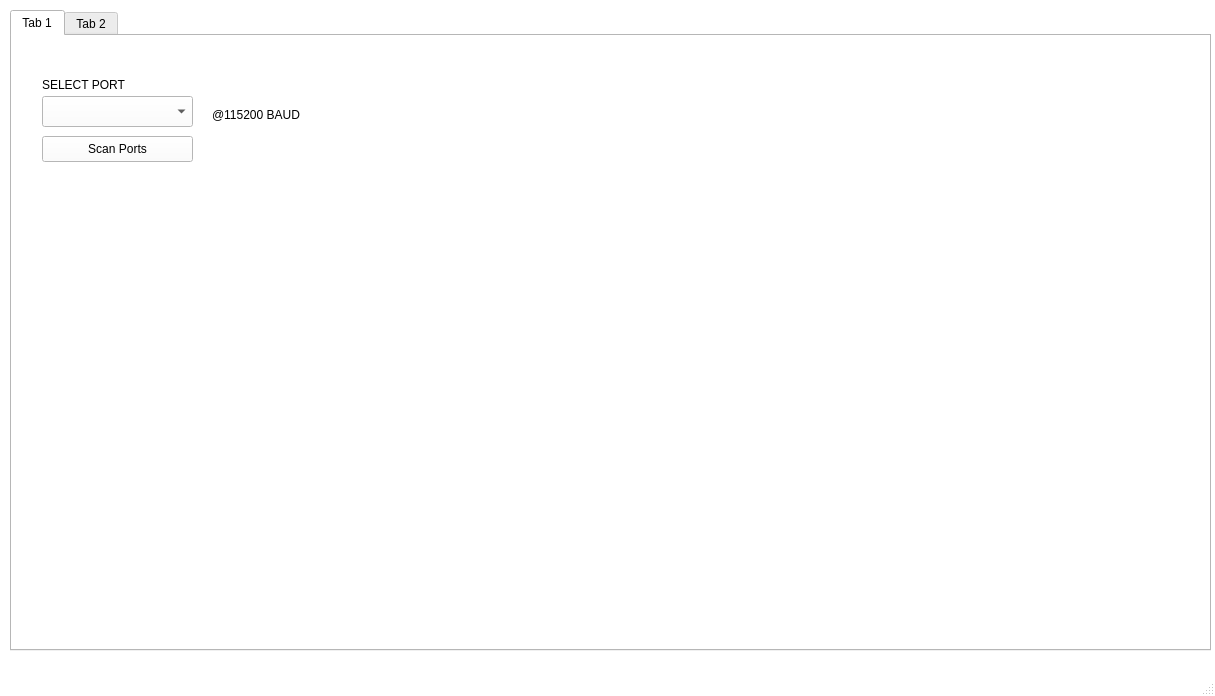
The window that mainwindow.ui (EEE318-project-grp12-2026/Grid-Simulator-Control-Interface) describes before a commit, drawn with Qt 5.
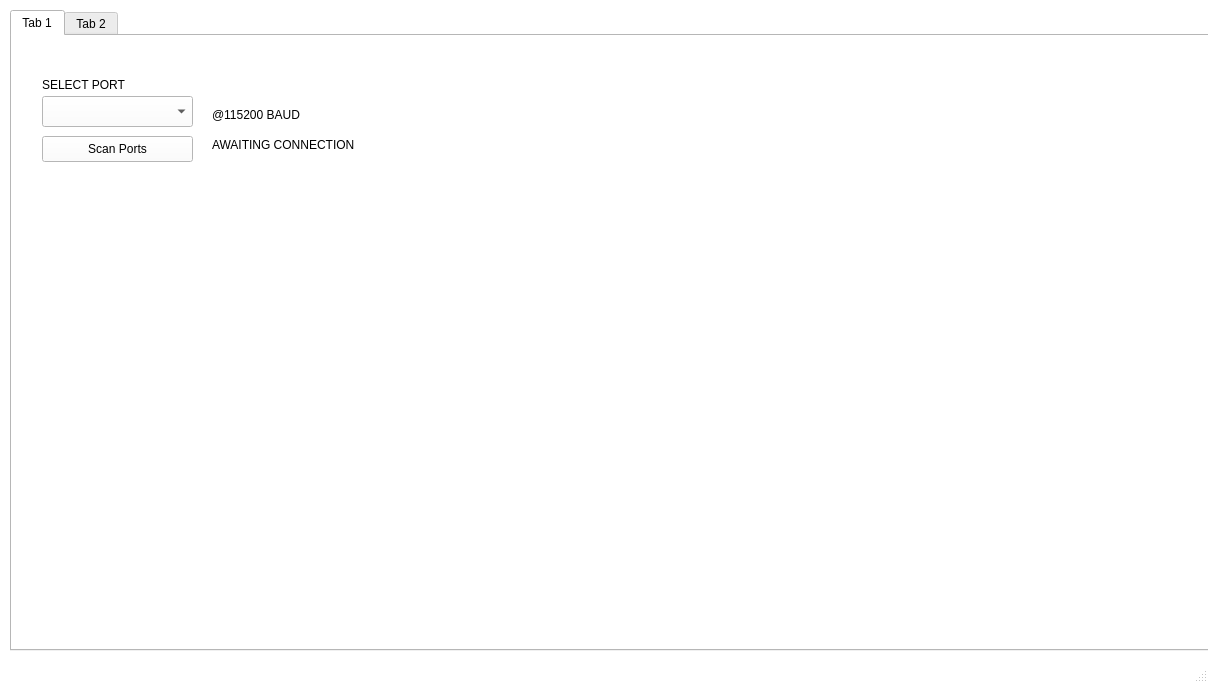
The same window after the commit. The open tabs and pages were chosen to show the change.

The edit to the form file:
```diff
--- a/mainwindow.ui
+++ b/mainwindow.ui
@@ -6,8 +6,8 @@
    <rect>
     <x>0</x>
     <y>0</y>
-    <width>1215</width>
-    <height>696</height>
+    <width>1208</width>
+    <height>683</height>
    </rect>
   </property>
   <property name="palette">
@@ -548,6 +548,19 @@
        <string>Scan Ports</string>
       </property>
      </widget>
+     <widget class="QLabel" name="lbl_connStat">
+      <property name="geometry">
+       <rect>
+        <x>200</x>
+        <y>100</y>
+        <width>221</width>
+        <height>18</height>
+       </rect>
+      </property>
+      <property name="text">
+       <string>AWAITING CONNECTION</string>
+      </property>
+     </widget>
     </widget>
     <widget class="QWidget" name="tab_2">
      <attribute name="title">
```
Left out of the diff: 8 changed lines with no effect on the pictures.
